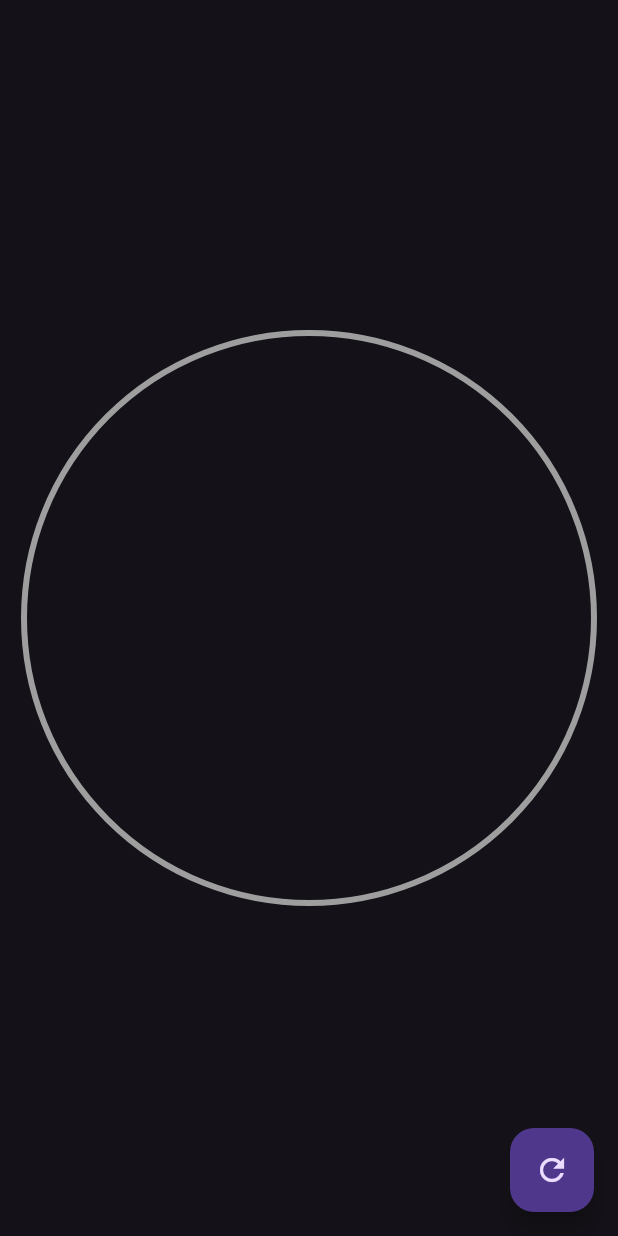
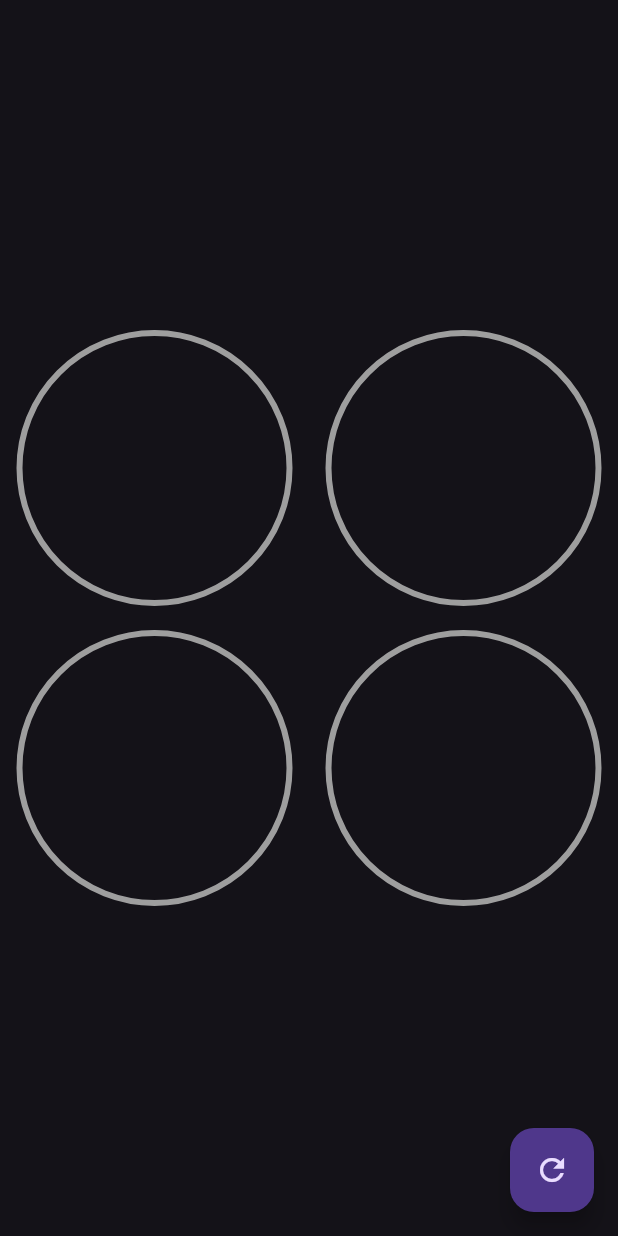
Before and after one commit to max-vigtov/disenos-flutter, a Flutter app: the screen it shows after launch, on a phone screen of 412 x 824 dp. Run offline on Flutter 3.47's test engine with Material 3 defaults, Android fonts, the phone set to English and light mode, and no system bars.

Commit message:
Circular Progress: 4 radial progress added with gradient

```diff
--- a/lib/src/pages/circular_graphics_page.dart
+++ b/lib/src/pages/circular_graphics_page.dart
@@ -24,16 +24,50 @@ class _CircularGraphicsPageState extends State<CircularGraphicsPage> {
               percentage = 0;
             }
           });
-
         },
         child: const Icon(Icons.refresh)),
-      body: Center(
-        child: SizedBox(
-          width: 400,
-          height: 400,
-          child: RadialProgress(percentage: percentage),
+      body: Column(
+        mainAxisAlignment: MainAxisAlignment.center,
+          children: <Widget>[
+            Row(
+              mainAxisAlignment: MainAxisAlignment.spaceAround,
+              children: <Widget>[
+                CustomRadialProgress(percentage: percentage, color: Colors.blue,),
+                CustomRadialProgress(percentage: percentage, color: Colors.red,)
+              ],
+            ),
+            Row(
+              mainAxisAlignment: MainAxisAlignment.spaceAround,
+              children: <Widget>[
+                CustomRadialProgress(percentage: percentage, color: Colors.pink,),
+                CustomRadialProgress(percentage: percentage, color: Colors.purple,)
+              ],
+            )
+          ],
         )
-      ),
     );
   }
 }
+
+class CustomRadialProgress extends StatelessWidget {
+  final Color color;
+  const CustomRadialProgress({
+    super.key,
+    required this.percentage,
+    required this.color,
+  });
+
+  final double percentage;
+
+  @override
+  Widget build(BuildContext context) {
+    return SizedBox(
+      width: 200,
+      height: 200,
+      child: RadialProgress(
+        percentage: percentage,
+        primaryColor: color,
+        secondaryColor: Colors.grey,),
+    );
+  }
+}
--- a/lib/src/widgets/radial_progress.dart
+++ b/lib/src/widgets/radial_progress.dart
@@ -5,8 +5,19 @@ import 'package:flutter/material.dart';
 class RadialProgress extends StatefulWidget {
 
   final double percentage;
+  final double primaryStoke;
+  final double secondaryStroke;
+  final Color primaryColor;
+  final Color secondaryColor;
 
-   const RadialProgress({super.key, required this.percentage});
+   const RadialProgress({
+    super.key,
+    required this.percentage,
+    this.primaryColor = Colors.blue,
+    this.secondaryColor = Colors.grey,
+    this.secondaryStroke =  4.0,
+    this.primaryStoke = 10
+   });
 
   @override
   State<RadialProgress> createState() => _RadialProgressState();
@@ -50,9 +61,14 @@ class _RadialProgressState extends State<RadialProgress> with SingleTickerProvid
           width: double.infinity,
           height: double.infinity,
           child: CustomPaint(
-            painter: _MyRadialProgress( (widget.percentage - difAnimate) + (difAnimate * controller.value)),
+            painter: _MyRadialProgress(
+              (widget.percentage - difAnimate) + (difAnimate * controller.value),
+              widget.primaryStoke,
+              widget.secondaryStroke,
+              widget.primaryColor,
+              widget.secondaryColor,
+            ),
           )
-
         );
       },
     );
@@ -63,15 +79,32 @@ class _RadialProgressState extends State<RadialProgress> with SingleTickerProvid
 class _MyRadialProgress extends CustomPainter{
 
   final double percentage;
+  final double primaryStoke;
+  final double secondaryStroke;
+  final Color primaryColor;
+  final Color secondaryColor;
 
-  _MyRadialProgress( this.percentage );
+  _MyRadialProgress( this.percentage, this.primaryStoke, this.secondaryStroke, this.primaryColor, this.secondaryColor );
   @override
   void paint(Canvas canvas, Size size) {
+
+    final Rect rect = Rect.fromCircle(
+      center: const Offset(0, 0),
+      radius: 180
+    );
+
+    const Gradient gradient = LinearGradient(
+      colors: <Color> [
+        Color(0xffc012FF),
+        Color(0xff6D05E8),
+        Colors.red
+      ]
+    );
 
     //Circle completed
     final paint = Paint()
       ..strokeWidth = 4
-      ..color       = Colors.grey
+      ..color       = secondaryColor
       ..style       = PaintingStyle.stroke;
 
       final Offset center = Offset( size.height * .5, size.width * .5);
@@ -81,8 +114,10 @@ class _MyRadialProgress extends CustomPainter{
 
       //arc
     final paintArc = Paint()
-      ..strokeWidth = 10
-      ..color       = Colors.pink
+      ..strokeCap   = StrokeCap.round
+      ..strokeWidth = primaryStoke
+      .. shader     = gradient.createShader(rect)
+      //..color       = primaryColor
       ..style       = PaintingStyle.stroke;
 
       //
```
Also changed, not shown: pubspec.lock, 1 other file.
